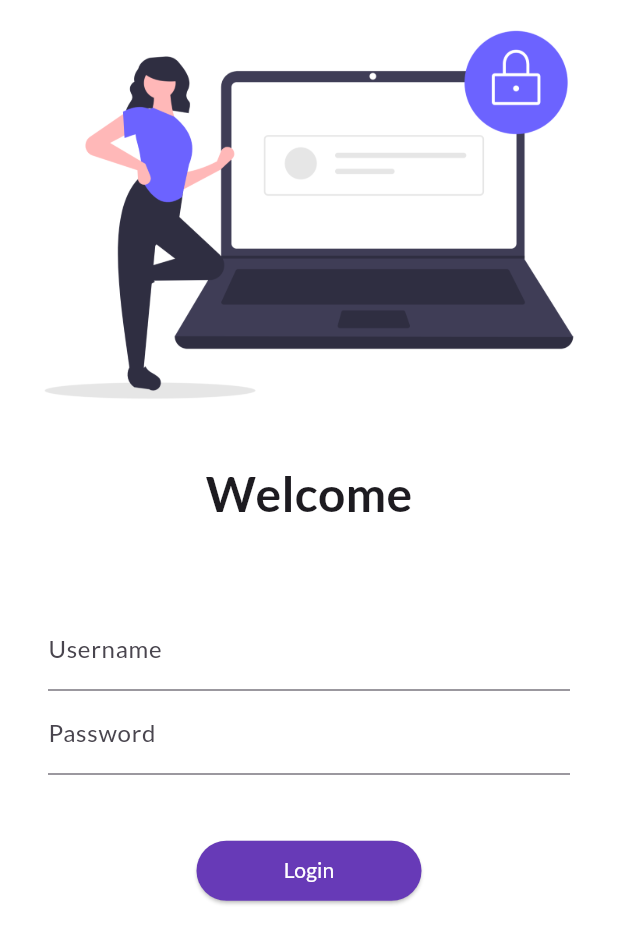
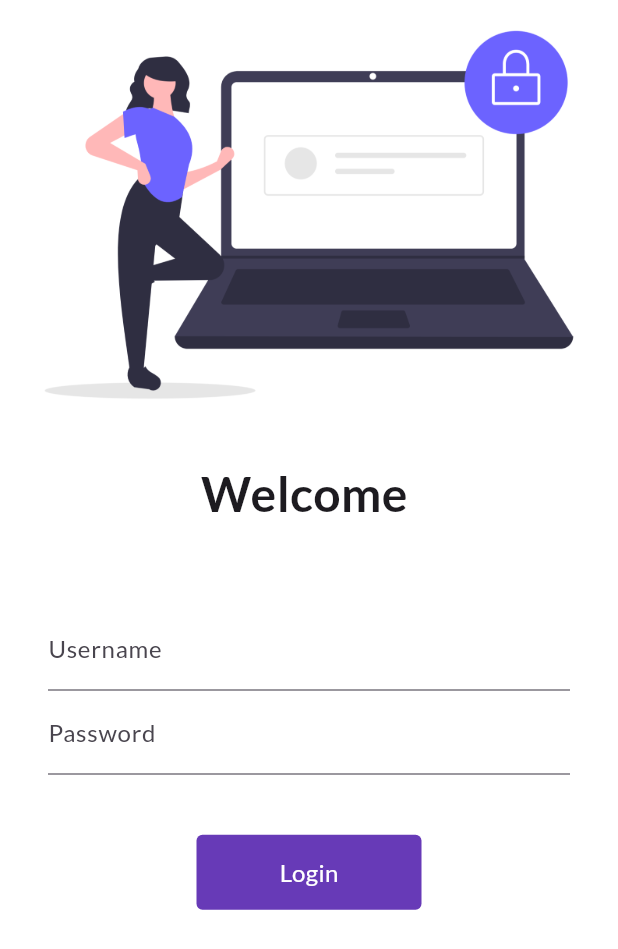
Before and after one commit to Sayeedurrahman/FlutterDays, a Flutter app: the screen it shows after launch, on a phone screen of 412 x 824 dp. Shown: the top 949 px of the screen. Run offline on Flutter 3.47's test engine with Material 3 defaults, Android fonts, the phone set to English and light mode, and no system bars; our stand-ins replace google_fonts.

Commit message:
feat: Convert LoginPage to stateful widget and add dynamic login button
This commit refactors the `LoginPage` to be a `StatefulWidget`, enabling dynamic updates based on user interactions. Key changes include:

-   Conversion of `LoginPage` from `StatelessWidget` to `StatefulWidget`.
-   Introduction of `_LoginPageState` to manage the state of the page.
- Added a String name.
-   Added a bool named changeButton
- Added `setState` in `onChanged` of `TextFormField`.
- Added `name` variable in the `Welcome` text.
-   Replaced `ElevatedButton` with `InkWell` and `AnimatedContainer` to create an animated login button.
-   Implemented the `onTap` function of `InkWell` for navigation and state change.
-   Added a 1-second delay using `Future.delayed` for the button animation.
- The button now changes its width, from `150` to `50` and border radius from `4` to `50` after the tap.
- Display `done` icon after the tap.
-   Refactored the login process to be triggered by tapping the animated button, instead of using `ElevatedButton`.

```diff
--- a/lib/pages/login_page.dart
+++ b/lib/pages/login_page.dart
@@ -1,7 +1,16 @@
 import 'package:flutter/material.dart';
 
-class LoginPage extends StatelessWidget {
+class LoginPage extends StatefulWidget {
   const LoginPage({super.key});
+
+  @override
+  State<LoginPage> createState() => _LoginPageState();
+}
+
+class _LoginPageState extends State<LoginPage> {
+
+  String name = "";
+  bool changeButton = false;
 
   @override
   Widget build(BuildContext context) {
@@ -15,7 +24,7 @@
               height: 20,
             ),
             Text(
-                'Welcome',
+                'Welcome $name',
               style: TextStyle(
                 fontSize: 32,
                 fontWeight: FontWeight.bold
@@ -33,6 +42,12 @@
                       hintText: 'Enter Username',
                       labelText: 'Username'
                     ),
+                    onChanged: (value){
+                      name = value;
+                      setState(() {
+
+                      });
+                    },
                   ),
                   TextFormField(
                     obscureText: true,
@@ -44,17 +59,43 @@
                   SizedBox(
                     height: 40,
                   ),
-                  ElevatedButton(
-                    style: TextButton.styleFrom(
-                      minimumSize: Size(150, 40),
-                      backgroundColor: Colors.deepPurple,
-                      foregroundColor: Colors.white,
-                    ),
-                    child: Text('Login'),
-                    onPressed: (){
+                  InkWell(
+                    onTap: () async {
+                      setState(() {
+                        changeButton = true;
+                      });
+                      await Future.delayed(Duration(seconds: 1));
                       Navigator.pushNamed(context, '/home');
                     },
+                    child: AnimatedContainer(
+                      width: changeButton ? 50 : 150,
+                      height: 50,
+                      alignment: Alignment.center,
+                      decoration: BoxDecoration(
+                        color: Colors.deepPurple,
+                        borderRadius: BorderRadius.circular(changeButton? 50:4)
+                      ),
+                      duration: Duration(seconds: 1),
+                      child: changeButton? Icon(Icons.done,color: Colors.white,):Text(
+                          'Login',
+                        style: TextStyle(
+                          color: Colors.white,
+                          fontSize: 16
+                        ),
+                      ),
+                    ),
                   )
+                  // ElevatedButton(
+                  //   style: TextButton.styleFrom(
+                  //     minimumSize: Size(150, 40),
+                  //     backgroundColor: Colors.deepPurple,
+                  //     foregroundColor: Colors.white,
+                  //   ),
+                  //   child: Text('Login'),
+                  //   onPressed: (){
+                  //     Navigator.pushNamed(context, '/home');
+                  //   },
+                  // )
                 ],
               ),
             ),
```
